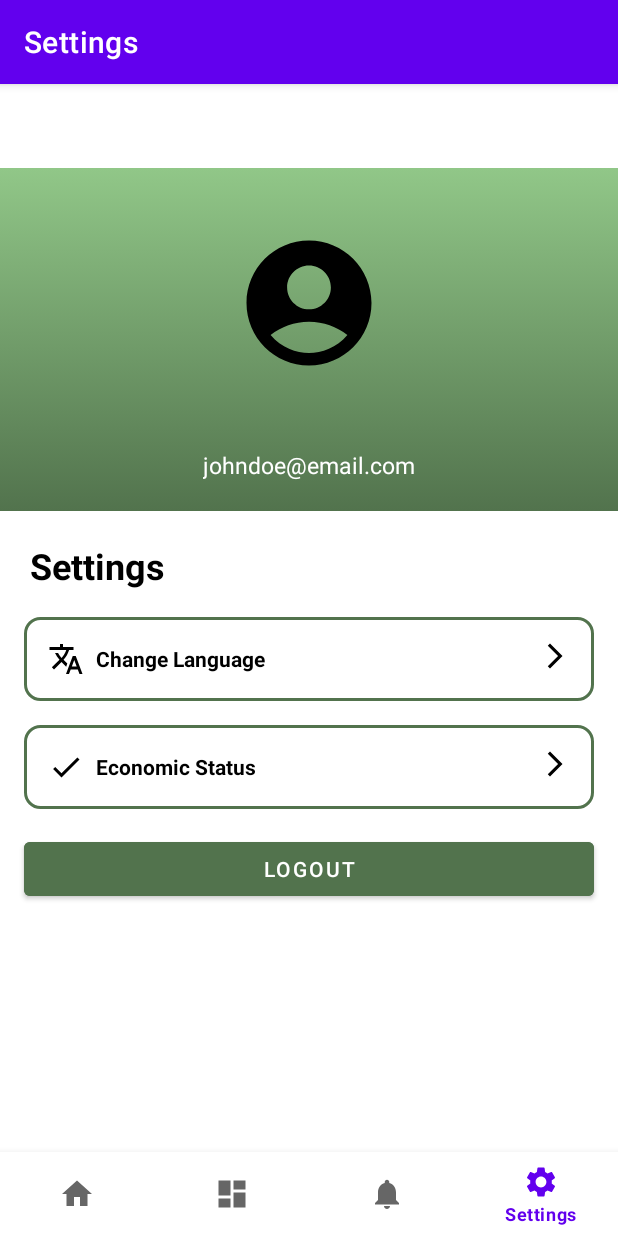
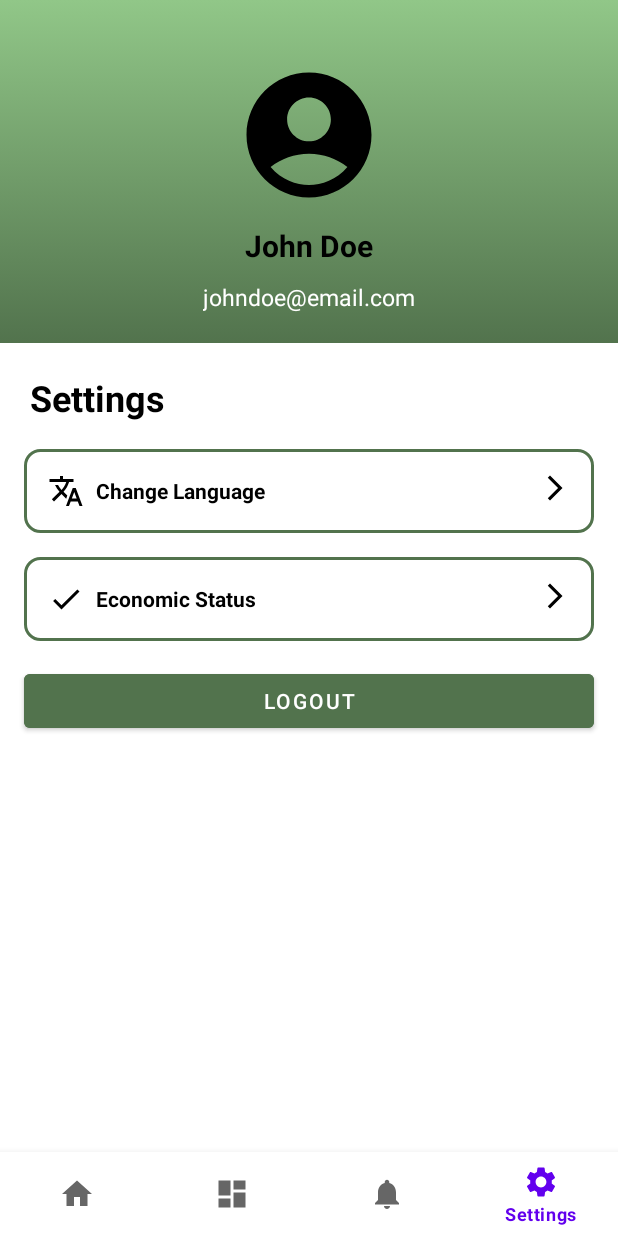
Before and after one commit to Peduli-Pangan-Bangkit-2023/Peduli-Pangan-Android, an Android app: the SettingsFragment screen opened through its navigation route, on a phone screen of 412 x 824 dp. Run offline under Robolectric (Android 15) with nearby library versions, the phone set to English and light mode, and no system bars; our stand-ins replace navigation-ui.

Commit message:
Bug fixing.

```diff
--- a/app/src/main/java/com/alvintio/pedulipangan/MainActivity.kt
+++ b/app/src/main/java/com/alvintio/pedulipangan/MainActivity.kt
@@ -12,6 +12,7 @@ import androidx.navigation.ui.setupActionBarWithNavController
 import androidx.navigation.ui.setupWithNavController
 import com.alvintio.pedulipangan.data.repo.UserPreferences
 import com.alvintio.pedulipangan.databinding.ActivityMainBinding
+import com.alvintio.pedulipangan.util.ViewUtils
 import com.alvintio.pedulipangan.viewmodel.MainViewModel
 import com.alvintio.pedulipangan.viewmodel.ViewModelFactory
 import com.google.android.material.bottomnavigation.BottomNavigationView
@@ -38,8 +39,7 @@ class MainActivity : AppCompatActivity() {
         val navView: BottomNavigationView = binding.navView
 
         val navController = findNavController(R.id.nav_host_fragment_activity_main)
-        // Passing each menu ID as a set of Ids because each
-        // menu should be considered as top level destinations.
+
         val appBarConfiguration = AppBarConfiguration(
             setOf(
                 R.id.navigation_home, R.id.navigation_dashboard, R.id.navigation_notifications, R.id.navigation_settings
@@ -47,5 +47,7 @@ class MainActivity : AppCompatActivity() {
         )
         setupActionBarWithNavController(navController, appBarConfiguration)
         navView.setupWithNavController(navController)
+
+        ViewUtils.setupFullScreen(this)
     }
 }
--- a/app/src/main/java/com/alvintio/pedulipangan/ui/dashboard/DashboardFragment.kt
+++ b/app/src/main/java/com/alvintio/pedulipangan/ui/dashboard/DashboardFragment.kt
@@ -10,11 +10,7 @@ import androidx.lifecycle.ViewModelProvider
 import com.alvintio.pedulipangan.databinding.FragmentDashboardBinding
 
 class DashboardFragment : Fragment() {
-
     private var _binding: FragmentDashboardBinding? = null
-
-    // This property is only valid between onCreateView and
-    // onDestroyView.
     private val binding get() = _binding!!
 
     override fun onCreateView(
--- a/app/src/main/java/com/alvintio/pedulipangan/ui/home/HomeFragment.kt
+++ b/app/src/main/java/com/alvintio/pedulipangan/ui/home/HomeFragment.kt
@@ -10,11 +10,7 @@ import androidx.lifecycle.ViewModelProvider
 import com.alvintio.pedulipangan.databinding.FragmentHomeBinding
 
 class HomeFragment : Fragment() {
-
     private var _binding: FragmentHomeBinding? = null
-
-    // This property is only valid between onCreateView and
-    // onDestroyView.
     private val binding get() = _binding!!
 
     override fun onCreateView(
--- a/app/src/main/java/com/alvintio/pedulipangan/ui/notifications/NotificationsFragment.kt
+++ b/app/src/main/java/com/alvintio/pedulipangan/ui/notifications/NotificationsFragment.kt
@@ -10,11 +10,7 @@ import androidx.lifecycle.ViewModelProvider
 import com.alvintio.pedulipangan.databinding.FragmentNotificationsBinding
 
 class NotificationsFragment : Fragment() {
-
     private var _binding: FragmentNotificationsBinding? = null
-
-    // This property is only valid between onCreateView and
-    // onDestroyView.
     private val binding get() = _binding!!
 
     override fun onCreateView(
--- a/app/src/main/java/com/alvintio/pedulipangan/ui/settings/SettingsFragment.kt
+++ b/app/src/main/java/com/alvintio/pedulipangan/ui/settings/SettingsFragment.kt
@@ -7,19 +7,13 @@ import androidx.fragment.app.Fragment
 import android.view.LayoutInflater
 import android.view.View
 import android.view.ViewGroup
-import android.widget.TextView
-import androidx.datastore.core.DataStore
-import androidx.datastore.dataStore
+import androidx.appcompat.app.AppCompatActivity
 import androidx.datastore.preferences.preferencesDataStore
 import androidx.lifecycle.ViewModelProvider
-import androidx.navigation.fragment.findNavController
-import com.alvintio.pedulipangan.R
 import com.alvintio.pedulipangan.data.repo.UserPreferences
 import com.alvintio.pedulipangan.databinding.FragmentSettingsBinding
-import com.alvintio.pedulipangan.view.LoginActivity
-import com.alvintio.pedulipangan.view.OnboardingActivity
+import com.alvintio.pedulipangan.util.ViewUtils
 import com.alvintio.pedulipangan.view.WelcomeActivity
-import java.util.prefs.Preferences
 
 class SettingsFragment : Fragment() {
     private var _binding: FragmentSettingsBinding? = null
@@ -47,11 +41,6 @@ class SettingsFragment : Fragment() {
             }
         }
 
-        val textView: TextView = binding.textSettings
-        settingsViewModel.text.observe(viewLifecycleOwner) {
-            textView.text = it
-        }
-
         binding.btnLogout.setOnClickListener {
             settingsViewModel.userLogout()
         }
--- a/app/src/main/java/com/alvintio/pedulipangan/ui/settings/SettingsViewModel.kt
+++ b/app/src/main/java/com/alvintio/pedulipangan/ui/settings/SettingsViewModel.kt
@@ -11,12 +11,6 @@ class SettingsViewModel(private val pref: UserPreferences) : ViewModel() {
     private val _logoutComplete = MutableLiveData<Boolean>()
     val logoutComplete: LiveData<Boolean> = _logoutComplete
 
-    private val _text = MutableLiveData<String>().apply {
-        value = "This is settings Fragment"
-    }
-
-    val text: LiveData<String> = _text
-
     fun userLogout() {
         viewModelScope.launch {
             pref.logout()
--- a/app/src/main/res/layout/activity_main.xml
+++ b/app/src/main/res/layout/activity_main.xml
@@ -3,8 +3,7 @@
     xmlns:app="http://schemas.android.com/apk/res-auto"
     android:id="@+id/container"
     android:layout_width="match_parent"
-    android:layout_height="match_parent"
-    android:paddingTop="?attr/actionBarSize">
+    android:layout_height="match_parent">
 
     <com.google.android.material.bottomnavigation.BottomNavigationView
         android:id="@+id/nav_view"
--- a/app/src/main/res/layout/fragment_settings.xml
+++ b/app/src/main/res/layout/fragment_settings.xml
@@ -4,7 +4,7 @@
     xmlns:tools="http://schemas.android.com/tools"
     android:layout_width="match_parent"
     android:layout_height="match_parent"
-    tools:context=".ui.notifications.NotificationsFragment">
+    tools:context=".ui.settings.SettingsFragment">
 
     <RelativeLayout
         android:id="@+id/container"
@@ -34,7 +34,7 @@
             android:textColor="@color/black"
             android:textStyle="bold"
             android:textSize="20sp"
-            tools:text="John Doe" />
+            android:text="@string/settings_user_name"/>
 
         <TextView
             android:id="@+id/tv_user_email"
--- a/app/src/main/res/values/strings.xml
+++ b/app/src/main/res/values/strings.xml
@@ -41,4 +41,5 @@
     <string name="settings">Settings</string>
     <string name="language_settings">Change Language</string>
     <string name="economic_settings">Economic Status</string>
+    <string name="settings_user_name">John Doe</string>
 </resources>
```
